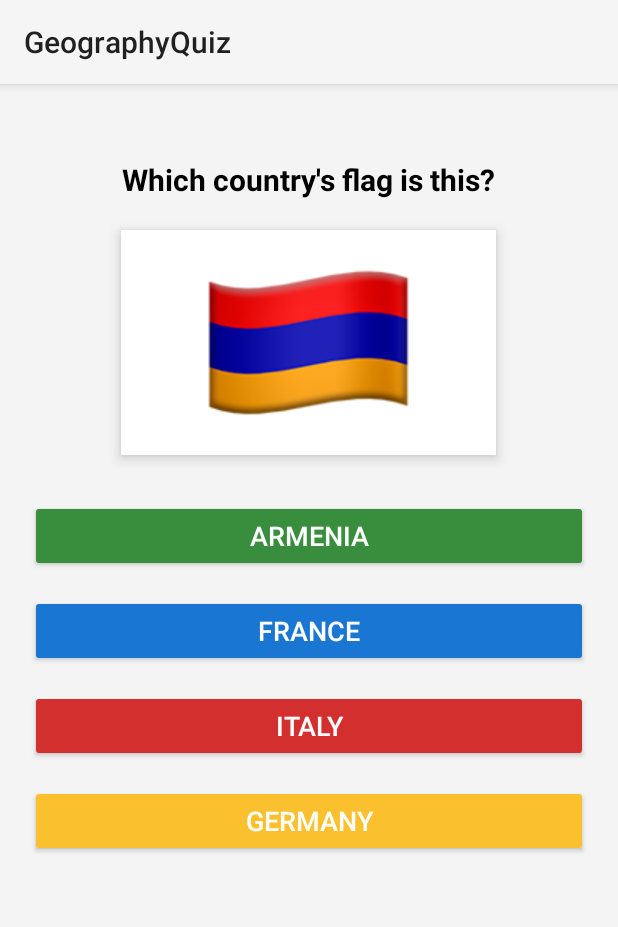
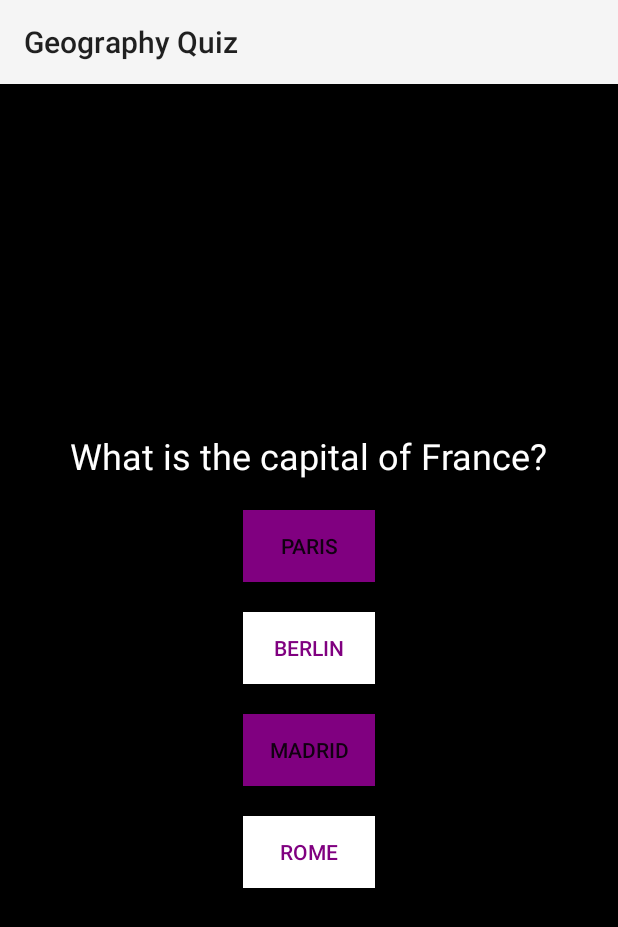
Before and after one commit to mhergayranyan/Geography-Quiz, an Android app: the screen it shows after launch (MainActivity), on a phone screen of 412 x 824 dp. Shown: the top 927 px of the screen. Run offline under Robolectric (Android 15) with nearby library versions, the phone set to English and light mode, and no system bars.

Commit message:
second commit

```diff
--- a/app/src/main/java/com/example/geographyquiz/MainActivity.java
+++ b/app/src/main/java/com/example/geographyquiz/MainActivity.java
@@ -1,77 +1,82 @@
 package com.example.geographyquiz;
 
+import android.content.Intent;
+import android.graphics.Color;
 import android.os.Bundle;
 import android.view.View;
 import android.widget.Button;
-import android.widget.ImageView;
 import android.widget.TextView;
-import android.widget.Toast;
+
 import androidx.appcompat.app.AppCompatActivity;
 
 public class MainActivity extends AppCompatActivity {
-    private ImageView flagImage;
+    private TextView questionText;
     private Button option1, option2, option3, option4;
-    private TextView questionText;
-
-    // Example questions (You can expand this)
-    private int[] flags = {R.drawable.flag_armenia, R.drawable.flag_france};
-    private String[][] options = {{"Armenia", "France", "Italy", "Germany"},
-            {"Spain", "France", "Brazil", "Japan"}};
-    private int[] correctAnswers = {0, 1}; // Index of the correct option
-    private int currentQuestion = 0;
+    private int correctAnswers = 0;
+    private int incorrectAnswers = 0;
+    private int currentQuestionIndex = 0;
+    private Question[] questions = {
+            new Question("What is the capital of France?", "Paris", "Berlin", "Madrid", "Rome", 1),
+            new Question("Which country has the largest population?", "India", "USA", "China", "Brazil", 3)
+    };
 
     @Override
     protected void onCreate(Bundle savedInstanceState) {
         super.onCreate(savedInstanceState);
         setContentView(R.layout.activity_main);
 
-        flagImage = findViewById(R.id.flagImage);
+        getWindow().getDecorView().setBackgroundColor(Color.BLACK);
+
+        questionText = findViewById(R.id.questionText);
         option1 = findViewById(R.id.option1);
         option2 = findViewById(R.id.option2);
         option3 = findViewById(R.id.option3);
         option4 = findViewById(R.id.option4);
-        questionText = findViewById(R.id.questionText);
 
-        loadQuestion();
-
-        View.OnClickListener answerListener = new View.OnClickListener() {
-            @Override
-            public void onClick(View v) {
-                Button clickedButton = (Button) v;
-                int selectedIndex = Integer.parseInt(v.getTag().toString());
-                checkAnswer(selectedIndex);
-            }
-        };
-
-        option1.setOnClickListener(answerListener);
-        option2.setOnClickListener(answerListener);
-        option3.setOnClickListener(answerListener);
-        option4.setOnClickListener(answerListener);
+        setOptionsStyle();
+        loadNextQuestion();
     }
 
-    private void loadQuestion() {
-        if (currentQuestion < flags.length) {
-            flagImage.setImageResource(flags[currentQuestion]);
-            option1.setText(options[currentQuestion][0]);
-            option2.setText(options[currentQuestion][1]);
-            option3.setText(options[currentQuestion][2]);
-            option4.setText(options[currentQuestion][3]);
-            option1.setTag("0");
-            option2.setTag("1");
-            option3.setTag("2");
-            option4.setTag("3");
+    private void setOptionsStyle() {
+        option1.setBackgroundColor(Color.parseColor("#800080")); // Purple
+        option2.setBackgroundColor(Color.WHITE);
+        option3.setBackgroundColor(Color.parseColor("#800080")); // Purple
+        option4.setBackgroundColor(Color.WHITE);
+    }
+
+    private void loadNextQuestion() {
+        if (currentQuestionIndex < questions.length) {
+            Question q = questions[currentQuestionIndex];
+            questionText.setText(q.getQuestion());
+            option1.setText(q.getOption1());
+            option2.setText(q.getOption2());
+            option3.setText(q.getOption3());
+            option4.setText(q.getOption4());
+
+            option1.setOnClickListener(v -> checkAnswer(1));
+            option2.setOnClickListener(v -> checkAnswer(2));
+            option3.setOnClickListener(v -> checkAnswer(3));
+            option4.setOnClickListener(v -> checkAnswer(4));
         } else {
-            Toast.makeText(this, "Quiz Completed!", Toast.LENGTH_LONG).show();
+            showResults();
         }
     }
 
-    private void checkAnswer(int selectedIndex) {
-        if (selectedIndex == correctAnswers[currentQuestion]) {
-            Toast.makeText(this, "Correct!", Toast.LENGTH_SHORT).show();
+    private void checkAnswer(int selectedAnswer) {
+        if (selectedAnswer == questions[currentQuestionIndex].getCorrectAnswer()) {
+            correctAnswers++;
         } else {
-            Toast.makeText(this, "Wrong! Try again.", Toast.LENGTH_SHORT).show();
+            incorrectAnswers++;
         }
-        currentQuestion++;
-        loadQuestion();
+        currentQuestionIndex++;
+        loadNextQuestion();
+    }
+
+    private void showResults() {
+        Intent intent = new Intent(this, ResultActivity.class);
+        intent.putExtra("correctAnswers", correctAnswers);
+        intent.putExtra("incorrectAnswers", incorrectAnswers);
+        startActivity(intent);
+        finish();
     }
 }
--- /dev/null
+++ b/app/src/main/java/com/example/geographyquiz/Question.java
@@ -0,0 +1,40 @@
+package com.example.geographyquiz;
+
+public class Question {
+    private String question;
+    private String option1, option2, option3, option4;
+    private int correctAnswer;
+
+    public Question(String question, String option1, String option2, String option3, String option4, int correctAnswer) {
+        this.question = question;
+        this.option1 = option1;
+        this.option2 = option2;
+        this.option3 = option3;
+        this.option4 = option4;
+        this.correctAnswer = correctAnswer;
+    }
+
+    public String getQuestion() {
+        return question;
+    }
+
+    public String getOption1() {
+        return option1;
+    }
+
+    public String getOption2() {
+        return option2;
+    }
+
+    public String getOption3() {
+        return option3;
+    }
+
+    public String getOption4() {
+        return option4;
+    }
+
+    public int getCorrectAnswer() {
+        return correctAnswer;
+    }
+}
--- a/app/src/main/res/layout/activity_main.xml
+++ b/app/src/main/res/layout/activity_main.xml
@@ -1,78 +1,47 @@
-<RelativeLayout
-    xmlns:android="http://schemas.android.com/apk/res/android"
+<?xml version="1.0" encoding="utf-8"?>
+<LinearLayout xmlns:android="http://schemas.android.com/apk/res/android"
     android:layout_width="match_parent"
     android:layout_height="match_parent"
-    android:padding="20dp"
-    android:background="#F4F4F4">
+    android:orientation="vertical"
+    android:gravity="center"
+    android:background="@android:color/black">
 
-    <!-- Question Text -->
     <TextView
         android:id="@+id/questionText"
         android:layout_width="wrap_content"
         android:layout_height="wrap_content"
-        android:text="Which country's flag is this?"
-        android:textSize="20sp"
-        android:textColor="#000000"
-        android:textStyle="bold"
-        android:layout_centerHorizontal="true"
-        android:layout_marginTop="30dp"/>
+        android:textSize="24sp"
+        android:textColor="@android:color/white"
+        android:text="Question" />
 
-    <!-- Flag Image -->
-    <ImageView
-        android:id="@+id/flagImage"
-        android:layout_width="250dp"
-        android:layout_height="150dp"
-        android:layout_below="@id/questionText"
-        android:layout_centerHorizontal="true"
-        android:layout_marginTop="20dp"
-        android:scaleType="fitCenter"
-        android:background="@android:color/white"
-        android:elevation="5dp"
-        android:src="@drawable/flag_armenia"/>
-
-    <!-- Answer Buttons -->
     <Button
         android:id="@+id/option1"
-        android:layout_width="match_parent"
+        android:layout_width="wrap_content"
         android:layout_height="wrap_content"
         android:text="Option 1"
-        android:textSize="18sp"
-        android:textColor="#FFFFFF"
-        android:backgroundTint="#388E3C"
-        android:layout_below="@id/flagImage"
-        android:layout_marginTop="30dp"/>
+        android:layout_marginTop="20dp"/>
 
     <Button
         android:id="@+id/option2"
-        android:layout_width="match_parent"
+        android:layout_width="wrap_content"
         android:layout_height="wrap_content"
         android:text="Option 2"
-        android:textSize="18sp"
-        android:textColor="#FFFFFF"
-        android:backgroundTint="#1976D2"
-        android:layout_below="@id/option1"
-        android:layout_marginTop="15dp"/>
+        android:textColor="#800080"
+        android:layout_marginTop="20dp"/>
 
     <Button
         android:id="@+id/option3"
-        android:layout_width="match_parent"
+        android:layout_width="wrap_content"
         android:layout_height="wrap_content"
         android:text="Option 3"
-        android:textSize="18sp"
-        android:textColor="#FFFFFF"
-        android:backgroundTint="#D32F2F"
-        android:layout_below="@id/option2"
-        android:layout_marginTop="15dp"/>
+        android:layout_marginTop="20dp"/>
 
     <Button
         android:id="@+id/option4"
-        android:layout_width="match_parent"
+        android:layout_width="wrap_content"
         android:layout_height="wrap_content"
         android:text="Option 4"
-        android:textSize="18sp"
-        android:textColor="#FFFFFF"
-        android:backgroundTint="#FBC02D"
-        android:layout_below="@id/option3"
-        android:layout_marginTop="15dp"/>
+        android:textColor="#800080"
+        android:layout_marginTop="20dp"/>
 
-</RelativeLayout>
+</LinearLayout>
```
Also changed, not shown: app/src/main/AndroidManifest.xml (+12 -8 lines), app/src/main/java/com/example/geographyquiz/ResultActivity.java (added, +33 -0 lines), app/src/main/res/layout/activity_result.xml (added, +23 -0 lines).
